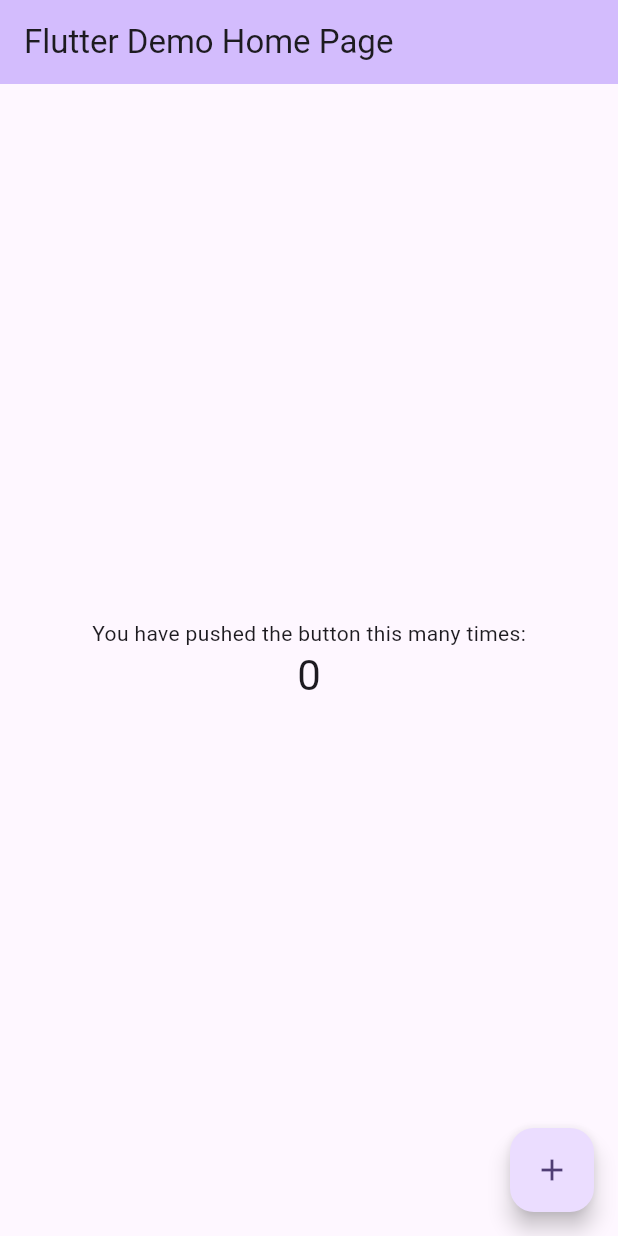
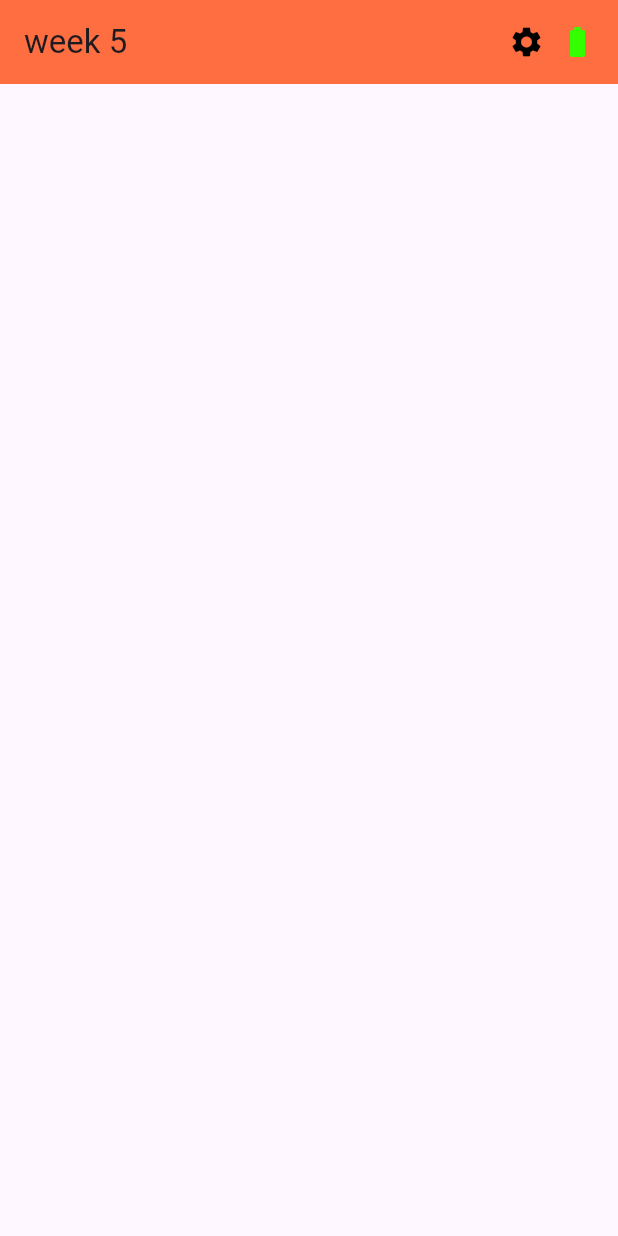
Before and after one commit to dwiilhammaulana/practice_week_5, a Flutter app: the screen it shows after launch, on a phone screen of 412 x 824 dp. Run offline on Flutter 3.47's test engine with Material 3 defaults, Android fonts, the phone set to English and light mode, and no system bars.

Commit message:
menambahkan action

```diff
--- a/lib/main.dart
+++ b/lib/main.dart
@@ -1,3 +1,4 @@
+// import 'package:flutter/foundation.dart';
 import 'package:flutter/material.dart';
 
 void main() {
@@ -7,116 +8,37 @@ void main() {
 class MyApp extends StatelessWidget {
   const MyApp({super.key});
 
-  // This widget is the root of your application.
   @override
   Widget build(BuildContext context) {
     return MaterialApp(
-      title: 'Flutter Demo',
-      theme: ThemeData(
-        // This is the theme of your application.
-        //
-        // TRY THIS: Try running your application with "flutter run". You'll see
-        // the application has a purple toolbar. Then, without quitting the app,
-        // try changing the seedColor in the colorScheme below to Colors.green
-        // and then invoke "hot reload" (save your changes or press the "hot
-        // reload" button in a Flutter-supported IDE, or press "r" if you used
-        // the command line to start the app).
-        //
-        // Notice that the counter didn't reset back to zero; the application
-        // state is not lost during the reload. To reset the state, use hot
-        // restart instead.
-        //
-        // This works for code too, not just values: Most code changes can be
-        // tested with just a hot reload.
-        colorScheme: ColorScheme.fromSeed(seedColor: Colors.deepPurple),
-      ),
-      home: const MyHomePage(title: 'Flutter Demo Home Page'),
+      debugShowCheckedModeBanner: false,
+      title: "latihan minggu ke 5",
+      home: MyHome(),
     );
 }
 }
 
-class MyHomePage extends StatefulWidget {
-  const MyHomePage({super.key, required this.title});
-
-  // This widget is the home page of your application. It is stateful, meaning
-  // that it has a State object (defined below) that contains fields that affect
-  // how it looks.
-
-  // This class is the configuration for the state. It holds the values (in this
-  // case the title) provided by the parent (in this case the App widget) and
-  // used by the build method of the State. Fields in a Widget subclass are
-  // always marked "final".
-
-  final String title;
-
-  @override
-  State<MyHomePage> createState() => _MyHomePageState();
-}
-
-class _MyHomePageState extends State<MyHomePage> {
-  int _counter = 0;
-
-  void _incrementCounter() {
-    setState(() {
-      // This call to setState tells the Flutter framework that something has
-      // changed in this State, which causes it to rerun the build method below
-      // so that the display can reflect the updated values. If we changed
-      // _counter without calling setState(), then the build method would not be
-      // called again, and so nothing would appear to happen.
-      _counter++;
-    });
-  }
+class MyHome extends StatelessWidget {
+  const MyHome({super.key});
 
   @override
   Widget build(BuildContext context) {
-    // This method is rerun every time setState is called, for instance as done
-    // by the _incrementCounter method above.
-    //
-    // The Flutter framework has been optimized to make rerunning build methods
-    // fast, so that you can just rebuild anything that needs updating rather
-    // than having to individually change instances of widgets.
     return Scaffold(
       appBar: AppBar(
-        // TRY THIS: Try changing the color here to a specific color (to
-        // Colors.amber, perhaps?) and trigger a hot reload to see the AppBar
-        // change color while the other colors stay the same.
-        backgroundColor: Theme.of(context).colorScheme.inversePrimary,
-        // Here we take the value from the MyHomePage object that was created by
-        // the App.build method, and use it to set our appbar title.
-        title: Text(widget.title),
+        title: const Text("week 5"),
+        backgroundColor: Colors.deepOrangeAccent,
+        actions: [
+          Icon(Icons.settings, color: Colors.black),
+          SizedBox( width: 10),
+          const Icon(
+                        Icons.battery_full_outlined,
+                        size: 24.0,
+                        color: Color.fromARGB(255, 51, 255, 0),
                       ),
-      body: Center(
-        // Center is a layout widget. It takes a single child and positions it
-        // in the middle of the parent.
-        child: Column(
-          // Column is also a layout widget. It takes a list of children and
-          // arranges them vertically. By default, it sizes itself to fit its
-          // children horizontally, and tries to be as tall as its parent.
-          //
-          // Column has various properties to control how it sizes itself and
-          // how it positions its children. Here we use mainAxisAlignment to
-          // center the children vertically; the main axis here is the vertical
-          // axis because Columns are vertical (the cross axis would be
-          // horizontal).
-          //
-          // TRY THIS: Invoke "debug painting" (choose the "Toggle Debug Paint"
-          // action in the IDE, or press "p" in the console), to see the
-          // wireframe for each widget.
-          mainAxisAlignment: MainAxisAlignment.center,
-          children: <Widget>[
-            const Text('You have pushed the button this many times:'),
-            Text(
-              '$_counter',
-              style: Theme.of(context).textTheme.headlineMedium,
-            ),
+                     SizedBox(width: 15,)
+
         ],
       ),
-      ),
-      floatingActionButton: FloatingActionButton(
-        onPressed: _incrementCounter,
-        tooltip: 'Increment',
-        child: const Icon(Icons.add),
-      ), // This trailing comma makes auto-formatting nicer for build methods.
     );
   }
 }
```
Also changed, not shown: 1 other file. Lines whose indentation alone changed are shown as unchanged.
